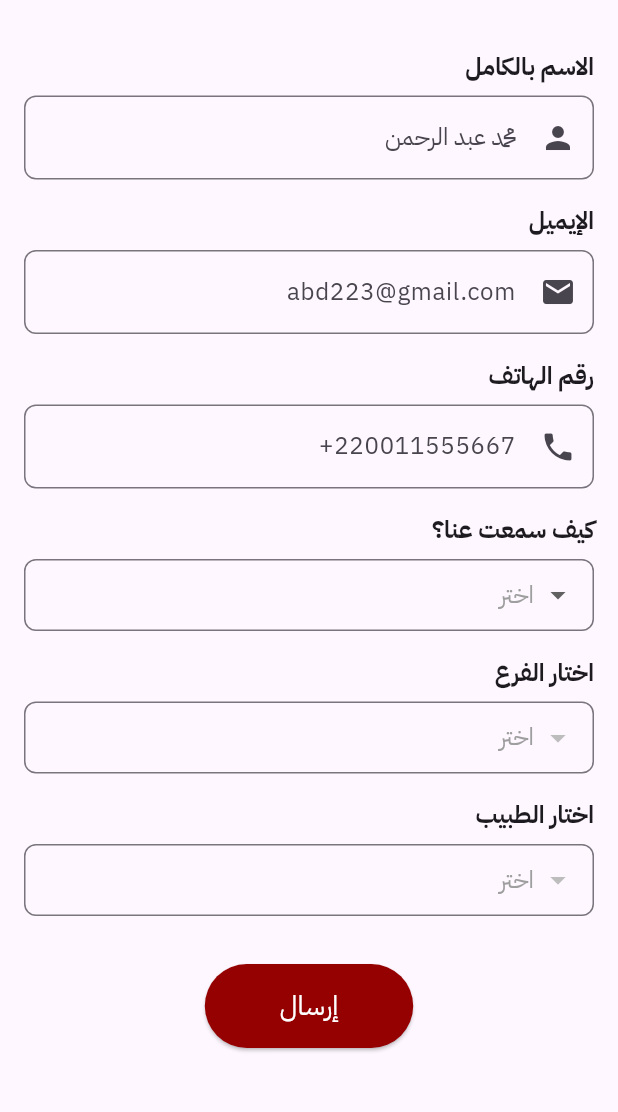
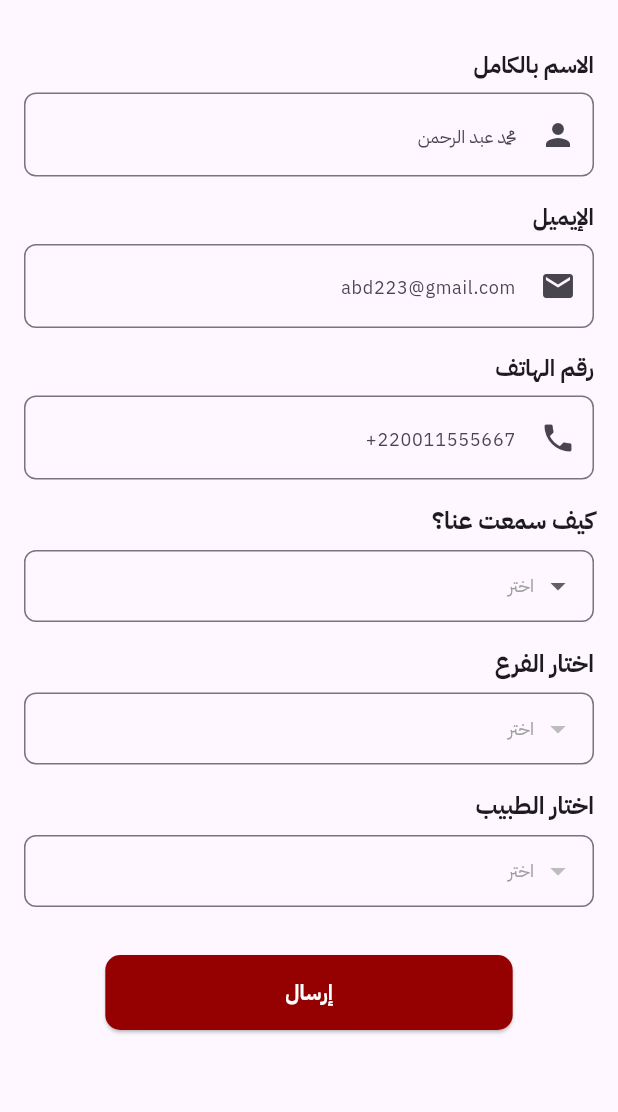
Before and after one commit to Moazzibrahim/Binrushd, a Flutter app: the MakeAppointmentScreen screen opened directly, on a phone screen of 412 x 824 dp, the part 59-1171 px from its top. Run offline on Flutter 3.47's test engine with Material 3 defaults, Android fonts, the phone set to English and light mode, and no system bars; our stand-ins replace carousel_slider, flutter_screenutil, pinput; accounts and stored records are empty; network calls fail.

Commit message:
rest of design

```diff
--- a/lib/view/screens/all_articles_screen.dart
+++ b/lib/view/screens/all_articles_screen.dart
@@ -1,5 +1,6 @@
 import 'package:flutter/material.dart';
 import 'package:flutter_application_1/controller/fetch_posts_provider.dart';
+import 'package:flutter_application_1/view/screens/tabs_screen.dart';
 import 'package:provider/provider.dart';
 
 class AllArticlesScreen extends StatefulWidget {
@@ -33,7 +34,8 @@ class _AllArticlesScreenState extends State<AllArticlesScreen> {
           IconButton(
             icon: const Icon(Icons.arrow_back_ios),
             onPressed: () {
-              Navigator.pop(context);
+              Navigator.push(context,
+                  MaterialPageRoute(builder: (context) => const TabsScreen()));
             },
           ),
         ],
--- a/lib/view/screens/appointments/make_appointments_screen.dart
+++ b/lib/view/screens/appointments/make_appointments_screen.dart
@@ -135,14 +135,19 @@ class _MakeAppointmentScreenState extends State<MakeAppointmentScreen> {
               Center(
                 child: ElevatedButton(
                   style: ElevatedButton.styleFrom(
+                    shape: RoundedRectangleBorder(
+                        borderRadius: BorderRadius.circular(10)),
                     backgroundColor: backgroundColor,
                     padding: const EdgeInsets.symmetric(
-                        horizontal: 50, vertical: 15),
+                        horizontal: 120, vertical: 15),
                   ),
                   onPressed: _submitForm,
                   child: const Text(
                     "إرسال",
-                    style: TextStyle(fontSize: 18, color: Colors.white),
+                    style: TextStyle(
+                        fontSize: 14,
+                        color: Colors.white,
+                        fontWeight: FontWeight.w600),
                   ),
                 ),
               ),
@@ -243,7 +248,7 @@ class _MakeAppointmentScreenState extends State<MakeAppointmentScreen> {
       children: [
         Text(
           label,
-          style: const TextStyle(fontSize: 16, fontWeight: FontWeight.w600),
+          style: const TextStyle(fontSize: 15, fontWeight: FontWeight.w600),
         ),
         const SizedBox(height: 8),
         TextField(
@@ -251,6 +256,8 @@ class _MakeAppointmentScreenState extends State<MakeAppointmentScreen> {
           textAlign: TextAlign.right,
           decoration: InputDecoration(
             hintText: hint,
+            hintStyle:
+                const TextStyle(fontSize: 12, fontWeight: FontWeight.w500),
             suffixIcon: Icon(icon),
             border: OutlineInputBorder(borderRadius: BorderRadius.circular(8)),
           ),
@@ -286,7 +293,10 @@ class _MakeAppointmentScreenState extends State<MakeAppointmentScreen> {
             alignment: Alignment.centerRight,
             child: Text(
               "اختر",
-              style: TextStyle(color: Colors.grey),
+              style: TextStyle(
+                  color: Colors.grey,
+                  fontSize: 12,
+                  fontWeight: FontWeight.w500),
             ),
           ),
           items: items,
--- a/lib/view/screens/tabs_screen.dart
+++ b/lib/view/screens/tabs_screen.dart
@@ -122,9 +122,7 @@ class _TabsScreenState extends State<TabsScreen> {
             Text(
               label,
               style: TextStyle(
-                color: color,
-                fontSize: 12,
-              ),
+                  color: color, fontSize: 10, fontWeight: FontWeight.w700),
             ),
         ],
       ),
```
Also changed, not shown: lib/view/screens/branches/all_branches_screen.dart (+13 -11 lines), lib/view/screens/branches/branch_details_screen.dart (+14 -12 lines), lib/view/screens/doctors_list_screen.dart (+10 -6 lines), lib/view/screens/onboarding/first_onboarding.dart (+5 -3 lines).
